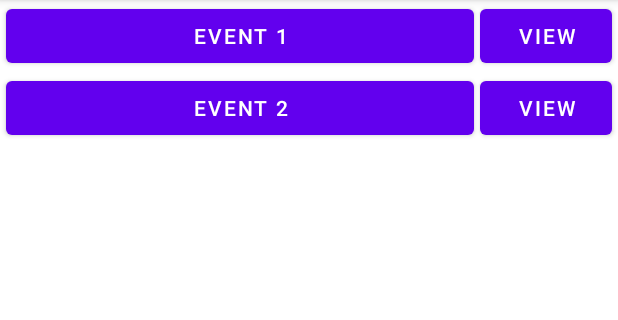
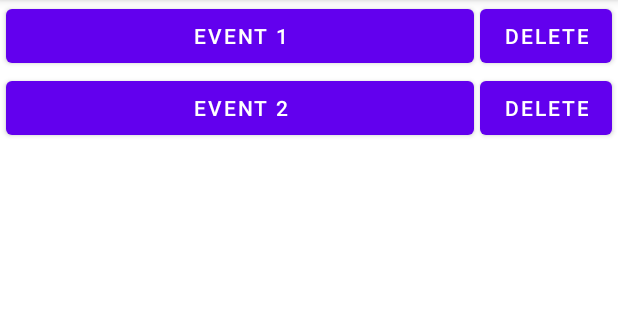
Before and after one commit to davjgardner/ButtonJournal, an Android app: the screen it shows after launch (MainActivity), in the options menu, after a tap on "Delete Event Types", on a phone screen of 412 x 824 dp, the part 84-404 px from its top. Run offline under Robolectric (Android 15) with nearby library versions, the phone set to English and light mode, and no system bars; our stand-ins replace Room's generated code.

Commit message:
Delete EventTypes mode.

```diff
--- a/app/src/main/java/com/davjgardner/buttonjournal/EventTypeViewModel.java
+++ b/app/src/main/java/com/davjgardner/buttonjournal/EventTypeViewModel.java
@@ -27,4 +27,8 @@ public class EventTypeViewModel extends AndroidViewModel {
     public void createType(String name) { repo.createEventType(name); }
 
     public void createEventOf(EventType t) { repo.createEventOf(t); }
+
+    public void deleteTypeAndEvents(EventType t) {
+        repo.deleteTypeAndEvents(t);
+    }
 }
--- a/app/src/main/java/com/davjgardner/buttonjournal/MainActivity.java
+++ b/app/src/main/java/com/davjgardner/buttonjournal/MainActivity.java
@@ -1,16 +1,14 @@
 package com.davjgardner.buttonjournal;
 
 import androidx.annotation.NonNull;
+import androidx.appcompat.app.AlertDialog;
 import androidx.appcompat.app.AppCompatActivity;
-import androidx.lifecycle.AndroidViewModel;
-import androidx.lifecycle.LiveData;
 import androidx.lifecycle.ViewModelProvider;
 import androidx.recyclerview.widget.DiffUtil;
 import androidx.recyclerview.widget.LinearLayoutManager;
 import androidx.recyclerview.widget.ListAdapter;
 import androidx.recyclerview.widget.RecyclerView;
 
-import android.app.Application;
 import android.content.Intent;
 import android.os.Bundle;
 import android.util.Log;
@@ -21,17 +19,18 @@ import android.view.View;
 import android.view.ViewGroup;
 import android.widget.Button;
 
-import com.davjgardner.buttonjournal.eventdb.EventRepository;
 import com.davjgardner.buttonjournal.eventdb.EventType;
 import com.google.android.material.floatingactionbutton.FloatingActionButton;
 
-import java.util.List;
+public class MainActivity extends AppCompatActivity {
 
-public class MainActivity extends AppCompatActivity {
+    public static final String TAG = "MainActivity";
 
     public static final int NEW_TYPE_ACTIVITY_REQUEST_CODE = 1;
 
     private EventTypeViewModel viewModel;
+
+    EventTypeListAdapter etAdapter;
 
     @Override
     protected void onCreate(Bundle savedInstanceState) {
@@ -39,7 +38,7 @@ public class MainActivity extends AppCompatActivity {
         setContentView(R.layout.activity_main);
 
         RecyclerView eventTypesView = findViewById(R.id.eventListView);
-        final EventTypeListAdapter etAdapter = new EventTypeListAdapter(new EventTypeDiff());
+        etAdapter = new EventTypeListAdapter(new EventTypeDiff());
         eventTypesView.setAdapter(etAdapter);
         eventTypesView.setLayoutManager(new LinearLayoutManager(this));
 
@@ -55,7 +54,9 @@ public class MainActivity extends AppCompatActivity {
 
     @Override
     public boolean onCreateOptionsMenu(Menu menu) {
-        getMenuInflater().inflate(R.menu.menu, menu);
+        getMenuInflater().inflate(R.menu.main_menu, menu);
+        MenuItem deleteItem = menu.findItem(R.id.menu_delete_types);
+        deleteItem.setTitle(deleteMode? R.string.done : R.string.delete_event_types);
         return true;
     }
 
@@ -66,10 +67,12 @@ public class MainActivity extends AppCompatActivity {
         if (item.getItemId() == R.id.menu_delete_types) {
             deleteMode = !deleteMode;
             if (deleteMode) {
+                item.setTitle(R.string.done);
+            } else {
                 item.setTitle(R.string.delete_event_types);
-            } else {
-                item.setTitle(R.string.done);
             }
+            etAdapter.notifyDataSetChanged();
+            Log.d(TAG, "Delete mode is " + (deleteMode? "on" : "off"));
             return true;
         }
         return super.onOptionsItemSelected(item);
@@ -134,11 +137,27 @@ public class MainActivity extends AppCompatActivity {
                 viewModel.createEventOf(t);
             });
             Button viewEventsButton = itemRoot.findViewById(R.id.viewTimelineButton);
+            if (deleteMode) {
+                viewEventsButton.setText(R.string.delete);
+            } else {
+                viewEventsButton.setText(R.string.view_timeline_button_text);
+            }
             viewEventsButton.setOnClickListener(l -> {
-                Intent intent = new Intent(l.getContext(), ViewEventActivity.class);
-                intent.putExtra(ViewEventActivity.EVENT_TYPE_ID, t.id);
-                intent.putExtra(ViewEventActivity.EVENT_TYPE_NAME, t.name);
-                l.getContext().startActivity(intent);
+                if (deleteMode) {
+                    new AlertDialog.Builder(MainActivity.this)
+                            .setTitle(getString(R.string.confirm_delete_type_title, t.name))
+                            .setMessage(R.string.confirm_delete_type_text)
+                            .setIcon(android.R.drawable.ic_dialog_alert)
+                            .setPositiveButton(android.R.string.yes,
+                                    (dialog, button) -> viewModel.deleteTypeAndEvents(t))
+                            .setNegativeButton(android.R.string.no, null)
+                            .show();
+                } else {
+                    Intent intent = new Intent(l.getContext(), ViewEventActivity.class);
+                    intent.putExtra(ViewEventActivity.EVENT_TYPE_ID, t.id);
+                    intent.putExtra(ViewEventActivity.EVENT_TYPE_NAME, t.name);
+                    l.getContext().startActivity(intent);
+                }
             });
         }
     }
--- a/app/src/main/java/com/davjgardner/buttonjournal/eventdb/EventDao.java
+++ b/app/src/main/java/com/davjgardner/buttonjournal/eventdb/EventDao.java
@@ -38,6 +38,9 @@ public interface EventDao {
     @Query("DELETE FROM eventitem WHERE id=:id")
     void deleteEvent(int id);
 
+    @Query("DELETE FROM eventitem WHERE type=:type")
+    void deleteEventsOf(int type);
+
     @Query("DELETE FROM eventitem")
     void deleteAllEvents();
 
--- a/app/src/main/res/values/strings.xml
+++ b/app/src/main/res/values/strings.xml
@@ -23,4 +23,7 @@
     <string name="label_total">Total</string>
     <string name="delete_event_types">Delete Event Types</string>
     <string name="done">Done</string>
+    <string name="delete">Delete</string>
+    <string name="confirm_delete_type_title">Delete %1s?</string>
+    <string name="confirm_delete_type_text">"Event Type and all Event Instances will be deleted."</string>
 </resources>
```
Also changed, not shown: app/src/main/java/com/davjgardner/buttonjournal/eventdb/EventRepository.java (+7 -0 lines), app/src/main/res/menu/main_menu.xml (renamed from app/src/main/res/menu/menu.xml).
